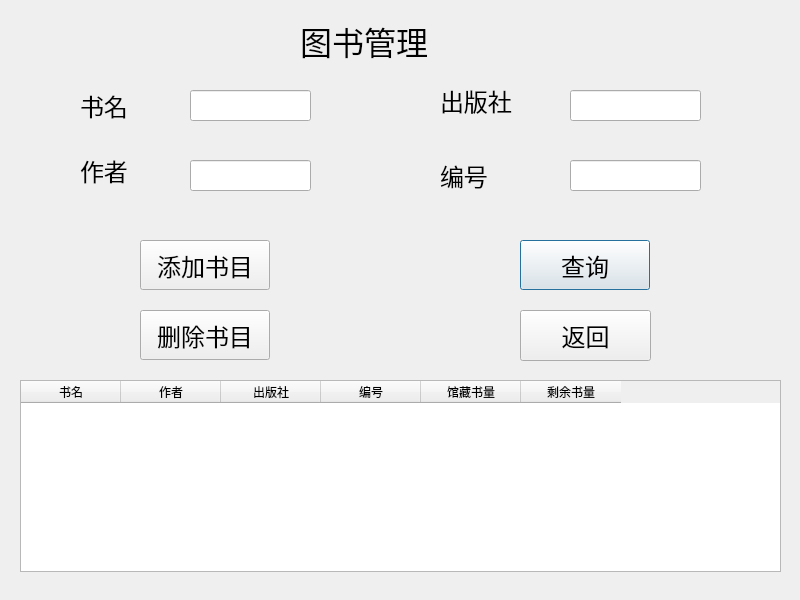
Qt form Library_Administrator_System/bookmanagement.ui (renzibei/TGLibrary) before a commit.
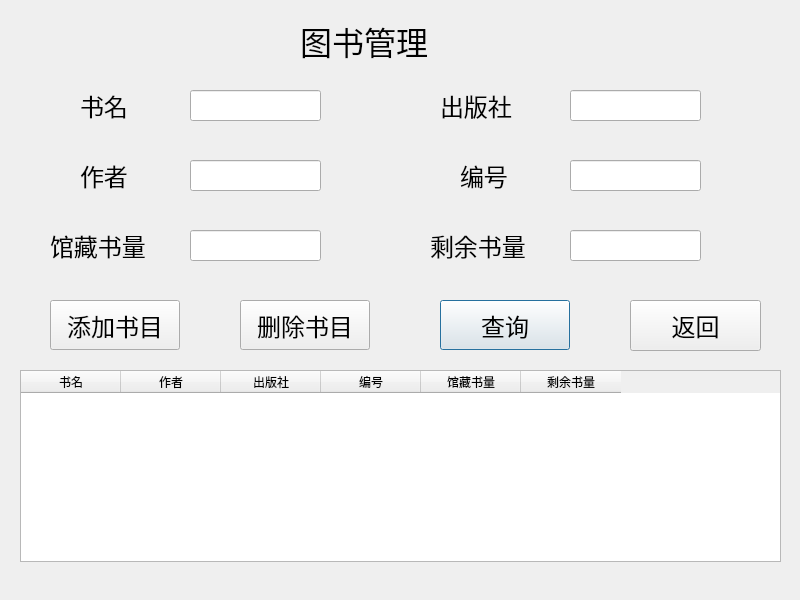
The same form after that commit. Icons and pictures are not drawn.

The edit to the form file:
```diff
--- a/Library_Administrator_System/bookmanagement.ui
+++ b/Library_Administrator_System/bookmanagement.ui
@@ -18,7 +18,7 @@
     <rect>
      <x>80</x>
      <y>90</y>
-     <width>81</width>
+     <width>121</width>
      <height>31</height>
     </rect>
    </property>
@@ -35,9 +35,9 @@
    <property name="geometry">
     <rect>
      <x>80</x>
-     <y>150</y>
-     <width>101</width>
-     <height>41</height>
+     <y>160</y>
+     <width>121</width>
+     <height>31</height>
     </rect>
    </property>
    <property name="font">
@@ -53,9 +53,9 @@
    <property name="geometry">
     <rect>
      <x>440</x>
-     <y>70</y>
+     <y>90</y>
      <width>121</width>
-     <height>61</height>
+     <height>31</height>
     </rect>
    </property>
    <property name="font">
@@ -64,7 +64,7 @@
     </font>
    </property>
    <property name="text">
-    <string>出版社</string>
+    <string>出版社 </string>
    </property>
   </widget>
   <widget class="QLineEdit" name="Book_Edit">
@@ -72,7 +72,7 @@
     <rect>
      <x>190</x>
      <y>90</y>
-     <width>121</width>
+     <width>131</width>
      <height>31</height>
     </rect>
    </property>
@@ -87,7 +87,7 @@
     <rect>
      <x>190</x>
      <y>160</y>
-     <width>121</width>
+     <width>131</width>
      <height>31</height>
     </rect>
    </property>
@@ -115,9 +115,9 @@
   <widget class="QLabel" name="label_4">
    <property name="geometry">
     <rect>
-     <x>440</x>
+     <x>460</x>
      <y>160</y>
-     <width>71</width>
+     <width>121</width>
      <height>31</height>
     </rect>
    </property>
@@ -143,8 +143,8 @@
   <widget class="QPushButton" name="pushButton">
    <property name="geometry">
     <rect>
-     <x>520</x>
-     <y>240</y>
+     <x>440</x>
+     <y>300</y>
      <width>130</width>
      <height>50</height>
     </rect>
@@ -161,8 +161,8 @@
   <widget class="QPushButton" name="pushButton_2">
    <property name="geometry">
     <rect>
-     <x>140</x>
-     <y>240</y>
+     <x>50</x>
+     <y>300</y>
      <width>130</width>
      <height>50</height>
     </rect>
@@ -179,8 +179,8 @@
   <widget class="QPushButton" name="pushButton_3">
    <property name="geometry">
     <rect>
-     <x>140</x>
-     <y>310</y>
+     <x>240</x>
+     <y>300</y>
      <width>130</width>
      <height>50</height>
     </rect>
@@ -198,7 +198,7 @@
    <property name="geometry">
     <rect>
      <x>20</x>
-     <y>380</y>
+     <y>370</y>
      <width>761</width>
      <height>192</height>
     </rect>
@@ -258,8 +258,8 @@
   <widget class="QPushButton" name="pushButton_4">
    <property name="geometry">
     <rect>
-     <x>520</x>
-     <y>310</y>
+     <x>630</x>
+     <y>300</y>
      <width>131</width>
      <height>51</height>
     </rect>
@@ -273,6 +273,62 @@
     <string>返回</string>
    </property>
   </widget>
+  <widget class="QLabel" name="label_6">
+   <property name="geometry">
+    <rect>
+     <x>50</x>
+     <y>230</y>
+     <width>121</width>
+     <height>31</height>
+    </rect>
+   </property>
+   <property name="font">
+    <font>
+     <pointsize>18</pointsize>
+    </font>
+   </property>
+   <property name="text">
+    <string>馆藏书量</string>
+   </property>
+  </widget>
+  <widget class="QLabel" name="label_7">
+   <property name="geometry">
+    <rect>
+     <x>430</x>
+     <y>230</y>
+     <width>121</width>
+     <height>31</height>
+    </rect>
+   </property>
+   <property name="font">
+    <font>
+     <pointsize>18</pointsize>
+    </font>
+   </property>
+   <property name="text">
+    <string>剩余书量</string>
+   </property>
+  </widget>
+  <widget class="QLineEdit" name="Original_Booknum_Edit">
+   <property name="geometry">
+    <rect>
+     <x>190</x>
+     <y>230</y>
+     <width>131</width>
+     <height>31</height>
+    </rect>
+   </property>
+  </widget>
+  <widget class="QLineEdit" name="Remain_Booknum_Edit">
+   <property name="geometry">
+    <rect>
+     <x>570</x>
+     <y>230</y>
+     <width>131</width>
+     <height>31</height>
+    </rect>
+   </property>
+  </widget>
  </widget>
  <resources/>
  <connections/>
```
Left out of the diff: 18 changed lines with no effect on the pictures.
